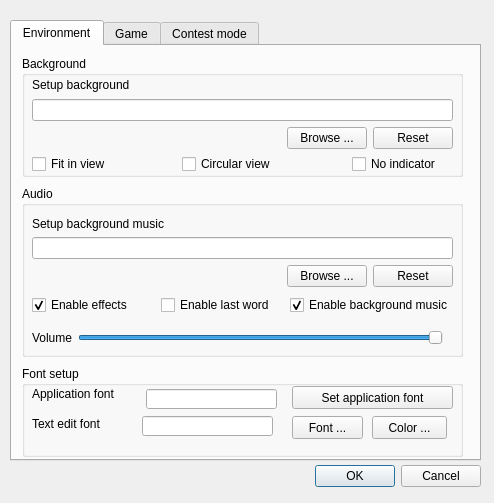
This is src/dialog/configdialog.ui in wy19890204/Shuihusha as Qt 5 draws it before an edit. The edited form follows.
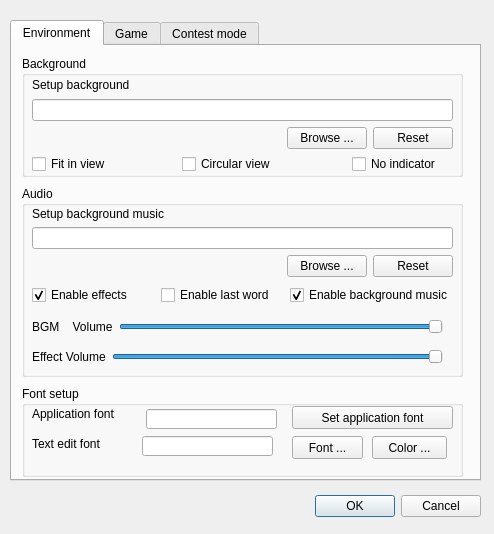
This is the edited form.

Diff of the .ui file:
```diff
--- a/src/dialog/configdialog.ui
+++ b/src/dialog/configdialog.ui
@@ -10,7 +10,7 @@
     <x>0</x>
     <y>0</y>
     <width>494</width>
-    <height>503</height>
+    <height>534</height>
    </rect>
   </property>
   <property name="windowTitle">
@@ -22,7 +22,7 @@
      <x>10</x>
      <y>20</y>
      <width>471</width>
-     <height>441</height>
+     <height>461</height>
     </rect>
    </property>
    <property name="currentIndex">
@@ -38,7 +38,7 @@
        <x>10</x>
        <y>140</y>
        <width>441</width>
-       <height>171</height>
+       <height>191</height>
       </rect>
      </property>
      <property name="title">
@@ -48,7 +48,7 @@
       <property name="geometry">
        <rect>
         <x>10</x>
-        <y>30</y>
+        <y>20</y>
         <width>421</width>
         <height>71</height>
        </rect>
@@ -108,7 +108,7 @@
       <property name="geometry">
        <rect>
         <x>10</x>
-        <y>110</y>
+        <y>100</y>
         <width>421</width>
         <height>18</height>
        </rect>
@@ -147,16 +147,16 @@
       <property name="geometry">
        <rect>
         <x>10</x>
-        <y>140</y>
+        <y>130</y>
         <width>411</width>
-        <height>23</height>
+        <height>21</height>
        </rect>
       </property>
       <layout class="QHBoxLayout" name="horizontalLayout_5">
        <item>
         <widget class="QLabel" name="volumeLabel">
          <property name="text">
-          <string>Volume</string>
+          <string>BGM    Volume</string>
          </property>
          <property name="buddy">
           <cstring>volumeSlider</cstring>
@@ -164,7 +164,42 @@
         </widget>
        </item>
        <item>
-        <widget class="QSlider" name="volumeSlider">
+        <widget class="QSlider" name="bgmVolumeSlider">
+         <property name="maximum">
+          <number>100</number>
+         </property>
+         <property name="value">
+          <number>100</number>
+         </property>
+         <property name="orientation">
+          <enum>Qt::Horizontal</enum>
+         </property>
+        </widget>
+       </item>
+      </layout>
+     </widget>
+     <widget class="QWidget" name="layoutWidget3_2">
+      <property name="geometry">
+       <rect>
+        <x>10</x>
+        <y>160</y>
+        <width>411</width>
+        <height>21</height>
+       </rect>
+      </property>
+      <layout class="QHBoxLayout" name="horizontalLayout_6">
+       <item>
+        <widget class="QLabel" name="effectVolumeLabel">
+         <property name="text">
+          <string>Effect Volume</string>
+         </property>
+         <property name="buddy">
+          <cstring>bgmVolumeSlider</cstring>
+         </property>
+        </widget>
+       </item>
+       <item>
+        <widget class="QSlider" name="effectVolumeSlider">
          <property name="maximum">
           <number>100</number>
          </property>
@@ -299,7 +334,7 @@
      <property name="geometry">
       <rect>
        <x>10</x>
-       <y>320</y>
+       <y>340</y>
        <width>441</width>
        <height>91</height>
       </rect>
@@ -581,7 +616,7 @@
    <property name="geometry">
     <rect>
      <x>140</x>
-     <y>460</y>
+     <y>490</y>
      <width>341</width>
      <height>32</height>
     </rect>
```
Left out of the diff: 4 changed lines with no effect on the pictures.
